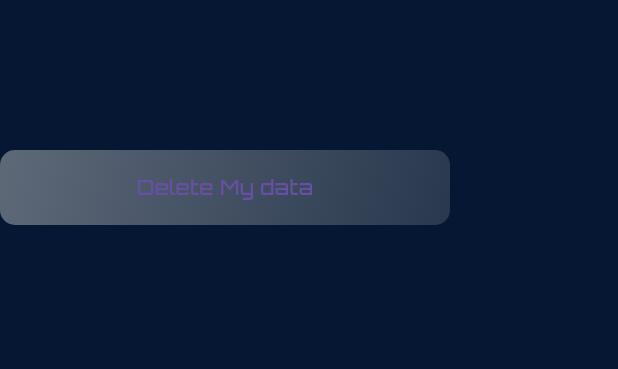
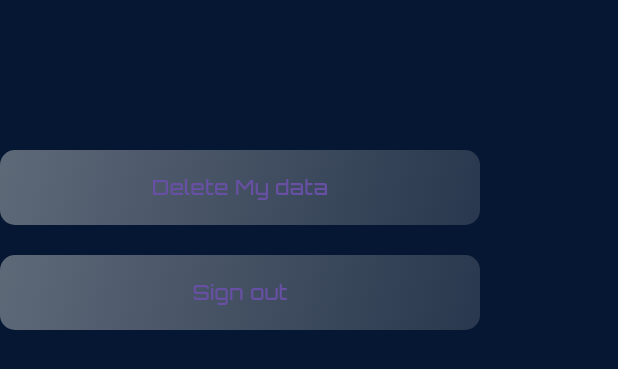
Before and after one commit to David-Lee-dev/Ahope, a Flutter app: the SettingsScreen widget shown alone on an empty page, opened directly, on a phone screen of 412 x 824 dp. Shown: the top 369 px of the screen. Run offline on Flutter 3.47's test engine with Material 3 defaults, Android fonts, the phone set to English and light mode, and no system bars; our stand-ins replace carousel_slider, email_validator, google_fonts, loading_animation_widget, shared_preferences, shimmer; missing offline and left inert: random_text_reveal; accounts and stored records are empty.

```diff
--- a/client/lib/screen/settings.screen.dart
+++ b/client/lib/screen/settings.screen.dart
@@ -11,13 +11,23 @@ class SettingsScreen extends StatelessWidget {
         const SizedBox(height: 100),
         GradientButton(
           borderRadius: BorderRadius.circular(10),
-          width: 300,
+          width: 320,
           height: 50,
           onPressed: () {},
           startColor: const Color.fromARGB(255, 94, 105, 120),
           endColor: const Color(0xff28374D),
           child: const Text('Delete My data'),
-        )
+        ),
+        const SizedBox(height: 20),
+        GradientButton(
+          borderRadius: BorderRadius.circular(10),
+          width: 320,
+          height: 50,
+          onPressed: () {},
+          startColor: const Color.fromARGB(255, 94, 105, 120),
+          endColor: const Color(0xff28374D),
+          child: const Text('Sign out'),
+        ),
       ],
     );
   }
```
Also changed, not shown: client/lib/screen/collection.screen.dart (+16 -5 lines), client/lib/screen/gacha.screen.dart (+60 -1 lines), client/lib/util/RequestManager.dart (+19 -0 lines).
